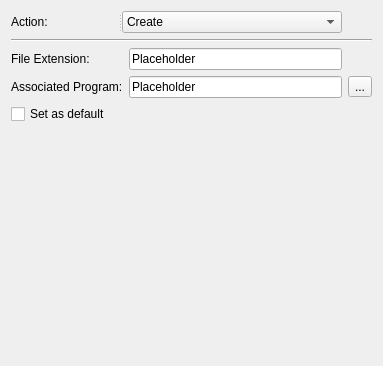
Before: the Qt Designer form src/apps/mvvm-folders/folder_options/openwhithwidget.ui in august-alt/policy-preferences-editor-prototype, drawn with Qt 5.
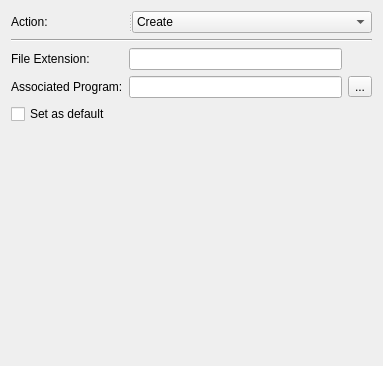
After: the same form once the commit is applied.

Commit message: fix: fix widget naming errors

```diff
--- a/src/apps/mvvm-folders/folder_options/openwhithwidget.ui
+++ b/src/apps/mvvm-folders/folder_options/openwhithwidget.ui
@@ -14,46 +14,6 @@
    <string>Form</string>
   </property>
   <layout class="QGridLayout" name="gridLayout">
-   <item row="0" column="0" colspan="2">
-    <widget class="QSplitter" name="splitter_2">
-     <property name="orientation">
-      <enum>Qt::Horizontal</enum>
-     </property>
-     <widget class="QLabel" name="actionLabel">
-      <property name="text">
-       <string>Action:</string>
-      </property>
-      <property name="buddy">
-       <cstring>actionComboBox</cstring>
-      </property>
-     </widget>
-     <widget class="QComboBox" name="actionComboBox">
-      <property name="currentText">
-       <string>Create</string>
-      </property>
-      <item>
-       <property name="text">
-        <string>Create</string>
-       </property>
-      </item>
-      <item>
-       <property name="text">
-        <string>Replace</string>
-       </property>
-      </item>
-      <item>
-       <property name="text">
-        <string>Update</string>
-       </property>
-      </item>
-      <item>
-       <property name="text">
-        <string>Delete</string>
-       </property>
-      </item>
-     </widget>
-    </widget>
-   </item>
    <item row="1" column="0" colspan="3">
     <widget class="Line" name="line">
      <property name="orientation">
@@ -79,7 +39,7 @@
    <item row="2" column="1">
     <widget class="QLineEdit" name="fileLineEdit">
      <property name="text">
-      <string>Placeholder</string>
+      <string/>
      </property>
     </widget>
    </item>
@@ -101,7 +61,7 @@
    <item row="3" column="1">
     <widget class="QLineEdit" name="associatedProgramLineEdit">
      <property name="text">
-      <string>Placeholder</string>
+      <string/>
      </property>
     </widget>
    </item>
@@ -112,14 +72,14 @@
      </property>
     </widget>
    </item>
-   <item row="4" column="0" colspan="2">
+   <item row="4" column="0" colspan="3">
     <widget class="QCheckBox" name="setAsDefaultCheckBox">
      <property name="text">
       <string>Set as default</string>
      </property>
     </widget>
    </item>
-   <item row="5" column="0">
+   <item row="5" column="0" colspan="3">
     <spacer name="verticalSpacer">
      <property name="orientation">
       <enum>Qt::Vertical</enum>
@@ -135,6 +95,46 @@
      </property>
     </spacer>
    </item>
+   <item row="0" column="0" colspan="3">
+    <widget class="QSplitter" name="splitter_2">
+     <property name="orientation">
+      <enum>Qt::Horizontal</enum>
+     </property>
+     <widget class="QLabel" name="actionLabel">
+      <property name="text">
+       <string>Action:</string>
+      </property>
+      <property name="buddy">
+       <cstring>actionComboBox</cstring>
+      </property>
+     </widget>
+     <widget class="QComboBox" name="actionComboBox">
+      <property name="currentText">
+       <string>Create</string>
+      </property>
+      <item>
+       <property name="text">
+        <string>Create</string>
+       </property>
+      </item>
+      <item>
+       <property name="text">
+        <string>Replace</string>
+       </property>
+      </item>
+      <item>
+       <property name="text">
+        <string>Update</string>
+       </property>
+      </item>
+      <item>
+       <property name="text">
+        <string>Delete</string>
+       </property>
+      </item>
+     </widget>
+    </widget>
+   </item>
   </layout>
  </widget>
  <tabstops>
```
The commit also changes 1 other file.
